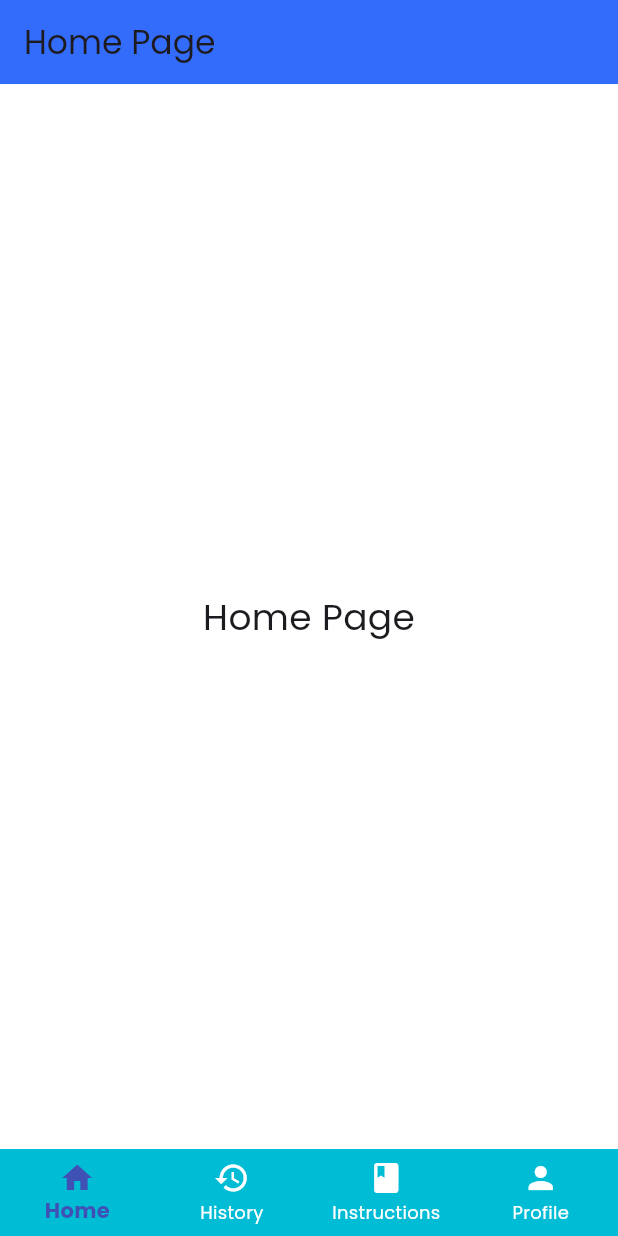
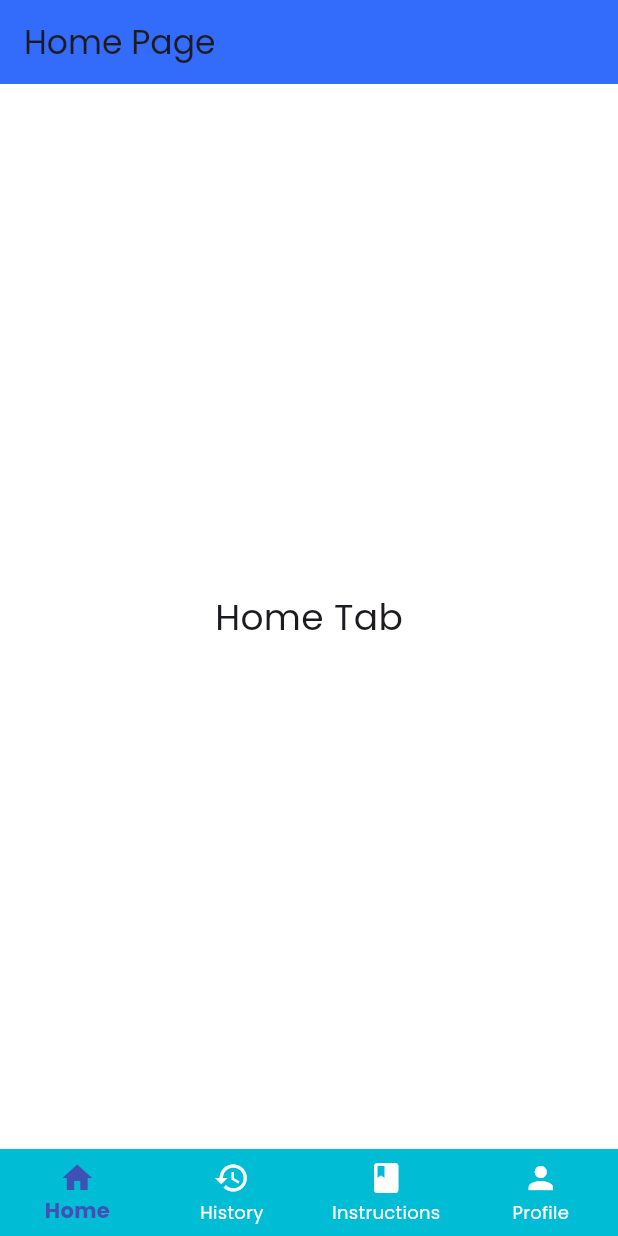
Before and after one commit to iammtmakiling/crash_cart, a Flutter app: the HomePage screen opened directly, on a phone screen of 412 x 824 dp. Run offline on Flutter 3.47's test engine with Material 3 defaults, Android fonts, the phone set to English and light mode, and no system bars; our stand-ins replace google_fonts.

Commit message:
files: tabs

```diff
--- a/my_app/lib/src/screens/homePage.dart
+++ b/my_app/lib/src/screens/homePage.dart
@@ -1,7 +1,11 @@
 import 'package:flutter/material.dart';
+import '../tabs/tabs.dart';
 
 class HomePage extends StatefulWidget {
+  const HomePage({super.key});
+
   @override
+  // ignore: library_private_types_in_public_api
   _HomePageState createState() => _HomePageState();
 }
 
@@ -9,10 +13,10 @@ class _HomePageState extends State<HomePage> {
   int _currentIndex = 0;
 
   final List<Widget> _pages = [
-    Container(child: Center(child: Text('Home Page'))),
-    Container(child: Center(child: Text('History Page'))),
-    Container(child: Center(child: Text('Instructions Page'))),
-    Container(child: Center(child: Text('Profile Page'))),
+    const HomeTab(),
+    const StreamTab(),
+    const InstructionsTab(),
+    const ProfileTab(),
   ];
 
   @override
@@ -29,7 +33,7 @@ class _HomePageState extends State<HomePage> {
             _currentIndex = index;
           });
         },
-        items: [
+        items: const [
           BottomNavigationBarItem(
             icon: Icon(Icons.home),
             label: 'Home',
@@ -51,7 +55,7 @@ class _HomePageState extends State<HomePage> {
         elevation: 0, // No shadow
         selectedItemColor: Colors.indigo, // Active tab text and icon color
         unselectedItemColor: Colors.white, // Inactive tab text and icon color
-        selectedLabelStyle: TextStyle(fontWeight: FontWeight.bold),
+        selectedLabelStyle: const TextStyle(fontWeight: FontWeight.bold),
         type: BottomNavigationBarType.fixed,
       ),
     );
--- /dev/null
+++ b/my_app/lib/src/tabs/homeTab.dart
@@ -0,0 +1,12 @@
+import 'package:flutter/material.dart';
+
+class HomeTab extends StatelessWidget {
+  const HomeTab({super.key});
+
+  @override
+  Widget build(BuildContext context) {
+    return const Center(
+      child: Text('Home Tab'),
+    );
+  }
+}
--- /dev/null
+++ b/my_app/lib/src/tabs/tabs.dart
@@ -0,0 +1,4 @@
+export 'homeTab.dart';
+export 'instructionsTab.dart';
+export 'profileTab.dart';
+export 'streamTab.dart';
```
Also changed, not shown: my_app/lib/src/tabs/instructionsTab.dart (added, +12 -0 lines), my_app/lib/src/tabs/profileTab.dart (added, +12 -0 lines), my_app/lib/src/tabs/streamTab.dart (added, +12 -0 lines).
